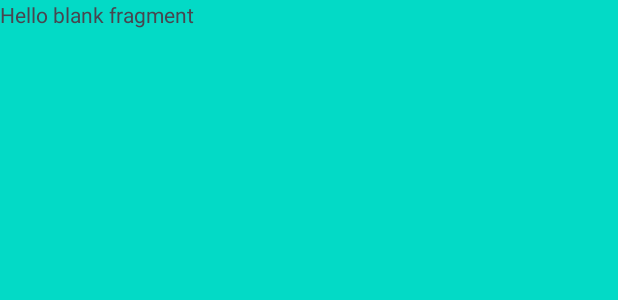
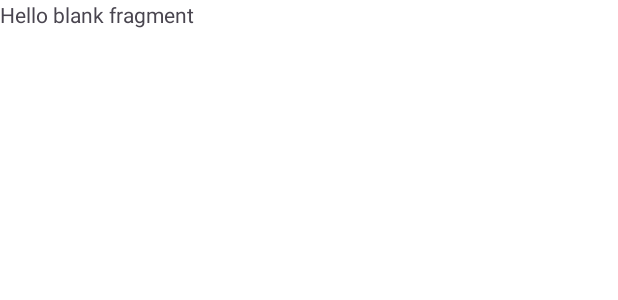
Before and after one commit to EnriqueLoC/Green-Go-App, an Android app: the layout fragment_feedback.xml on its own in the app's theme, with its tools: preview values and no code run, on a phone screen of 412 x 824 dp. Shown: the top 300 px of the screen. Run offline under Robolectric (Android 15) with nearby library versions, the light colour scheme and no system bars.

Commit message:
"commit on fragments for menu"

```diff
--- a/app/src/main/res/layout/fragment_feedback.xml
+++ b/app/src/main/res/layout/fragment_feedback.xml
@@ -3,8 +3,7 @@
     xmlns:tools="http://schemas.android.com/tools"
     android:layout_width="match_parent"
     android:layout_height="match_parent"
-    tools:context=".FeedbackFragment"
-    android:background="@color/design_default_color_secondary">
+    tools:context=".FeedbackFragment">
 
     <!-- TODO: Update blank fragment layout -->
     <TextView
--- a/app/src/main/res/layout/fragment_news.xml
+++ b/app/src/main/res/layout/fragment_news.xml
@@ -3,8 +3,7 @@
     xmlns:tools="http://schemas.android.com/tools"
     android:layout_width="match_parent"
     android:layout_height="match_parent"
-    tools:context=".NewsFragment"
-    android:background="@color/material_dynamic_primary40">
+    tools:context=".NewsFragment">
 
     <!-- TODO: Update blank fragment layout -->
     <TextView
--- a/app/src/main/res/layout/fragment_settings.xml
+++ b/app/src/main/res/layout/fragment_settings.xml
@@ -3,8 +3,7 @@
     xmlns:tools="http://schemas.android.com/tools"
     android:layout_width="match_parent"
     android:layout_height="match_parent"
-    tools:context=".SettingsFragment"
-    android:background="@color/material_dynamic_neutral_variant60">
+    tools:context=".SettingsFragment">
 
     <!-- TODO: Update blank fragment layout -->
     <TextView
```
